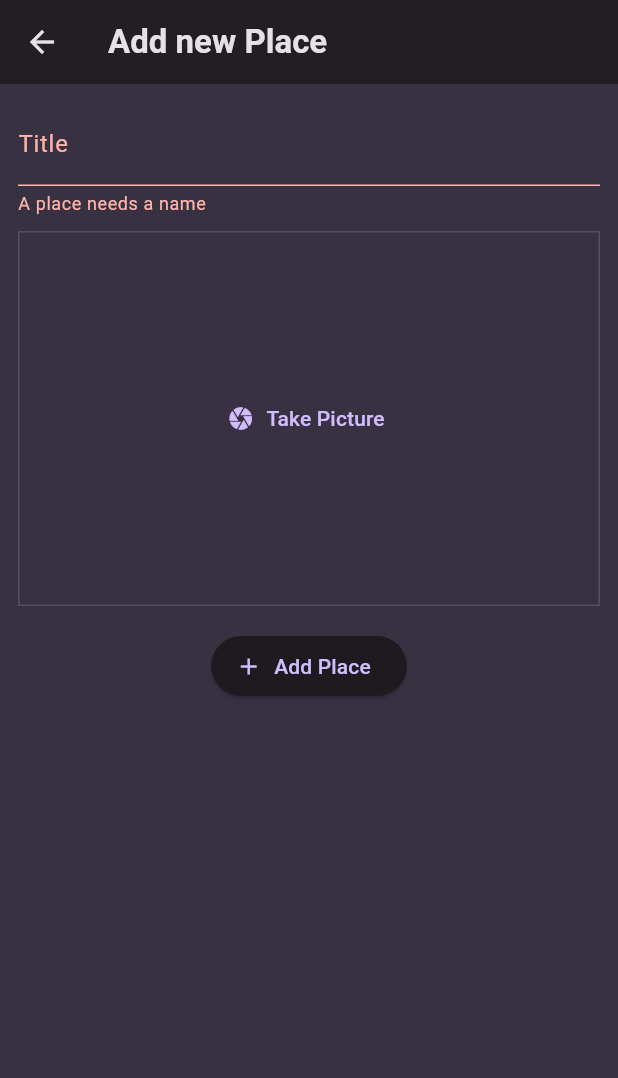
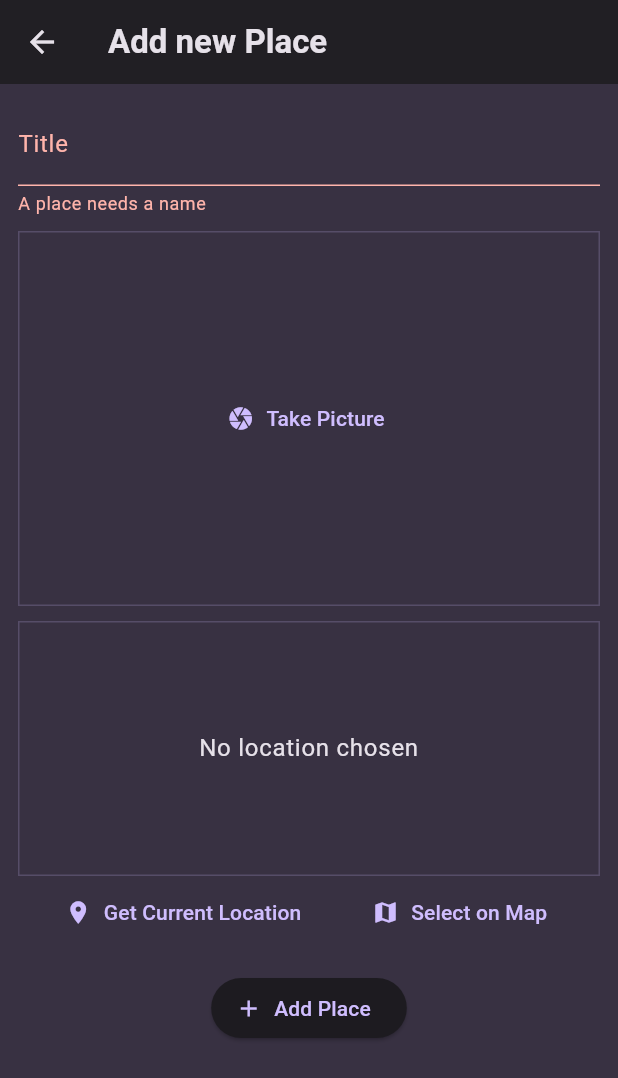
Before and after one commit to echolumaque/favorite_places, a Flutter app: the AddPlaceScreen screen opened directly, after a tap on "Add Place", on a phone screen of 412 x 824 dp. Shown: the top 1078 px of the screen. Run offline on Flutter 3.47's test engine with Material 3 defaults, Android fonts, the phone set to English and light mode, and no system bars; our stand-ins replace flutter_riverpod, google_fonts, image_picker.

Commit message:
Add location and image handling features; update place model and UI components

```diff
--- a/lib/models/place.dart
+++ b/lib/models/place.dart
@@ -1,8 +1,13 @@
+import 'dart:io';
 import 'package:uuid/uuid.dart';
 
 class Place {
-  Place({required this.title}) : id = Uuid().v4();
+  Place({
+    required this.title,
+    required this.image,
+  }) : id = Uuid().v4();
 
   final String id;
   final String title;
+  final File image;
 }
--- a/lib/providers/user_places.dart
+++ b/lib/providers/user_places.dart
@@ -1,11 +1,12 @@
+import 'dart:io';
 import 'package:flutter_riverpod/flutter_riverpod.dart';
 import '../models/place.dart';
 
 class UserPlaceNotifier extends StateNotifier<List<Place>> {
   UserPlaceNotifier() : super([]);
 
-  void addPlace(String title) {
-    state = [...state, Place(title: title)];
+  void addPlace(String title, File image) {
+    state = [...state, Place(title: title, image: image)];
   }
 }
 
--- a/lib/screens/add_place.dart
+++ b/lib/screens/add_place.dart
@@ -1,7 +1,9 @@
+import 'dart:io';
 import 'package:flutter/material.dart';
 import 'package:flutter_riverpod/flutter_riverpod.dart';
 import '../providers/user_places.dart';
 import '../widgets/image_input.dart';
+import '../widgets/location_input.dart';
 
 class AddPlaceScreen extends ConsumerStatefulWidget {
   const AddPlaceScreen({super.key});
@@ -12,15 +14,18 @@ class AddPlaceScreen extends ConsumerStatefulWidget {
 
 class _AddPlaceScreenState extends ConsumerState<AddPlaceScreen> {
   final _formKey = GlobalKey<FormState>();
+  File? _selectedImage;
   String? _enteredName = '';
 
   void _savePlace() {
-    if (!_formKey.currentState!.validate()) {
+    if (!_formKey.currentState!.validate() || _selectedImage == null) {
       return;
     }
 
     _formKey.currentState!.save();
-    ref.read(userPlacesProvider.notifier).addPlace(_enteredName!);
+    ref
+        .read(userPlacesProvider.notifier)
+        .addPlace(_enteredName!, _selectedImage!);
 
     Navigator.of(context).pop();
   }
@@ -53,7 +58,9 @@ class _AddPlaceScreenState extends ConsumerState<AddPlaceScreen> {
                 },
               ),
               SizedBox(height: 10),
-              ImageInput(),
+              ImageInput(onPickImage: (image) => _selectedImage = image),
+              SizedBox(height: 10),
+              LocatinInput(),
               SizedBox(height: 16),
               ElevatedButton.icon(
                 onPressed: _savePlace,
--- a/lib/widgets/image_input.dart
+++ b/lib/widgets/image_input.dart
@@ -3,7 +3,9 @@ import 'package:flutter/material.dart';
 import 'package:image_picker/image_picker.dart';
 
 class ImageInput extends StatefulWidget {
-  const ImageInput({super.key});
+  const ImageInput({super.key, required this.onPickImage});
+
+  final void Function(File image) onPickImage;
 
   @override
   State<ImageInput> createState() => _ImageInputState();
@@ -24,6 +26,7 @@ class _ImageInputState extends State<ImageInput> {
     setState(() {
       _selectedImage = File(pickedImage.path);
     });
+    widget.onPickImage(_selectedImage!);
   }
 
   @override
--- /dev/null
+++ b/lib/widgets/location_input.dart
@@ -0,0 +1,52 @@
+import 'package:flutter/material.dart';
+
+class LocatinInput extends StatefulWidget {
+  const LocatinInput({super.key});
+
+  @override
+  State<LocatinInput> createState() => _LocatinInputState();
+}
+
+class _LocatinInputState extends State<LocatinInput> {
+  @override
+  Widget build(BuildContext context) {
+    return Column(
+      children: [
+        Container(
+          width: double.infinity,
+          height: 170,
+          alignment: Alignment.center,
+          decoration: BoxDecoration(
+            border: Border.all(
+              width: 1,
+              color:
+                  Theme.of(context).colorScheme.primary.withValues(alpha: 0.2),
+            ),
+          ),
+          child: Text(
+            'No location chosen',
+            textAlign: TextAlign.center,
+            style: Theme.of(context).textTheme.bodyLarge!.copyWith(
+                  color: Theme.of(context).colorScheme.onSurface,
+                ),
+          ),
+        ),
+        Row(
+          mainAxisAlignment: MainAxisAlignment.spaceEvenly,
+          children: [
+            TextButton.icon(
+              icon: Icon(Icons.location_on),
+              label: Text('Get Current Location'),
+              onPressed: () {},
+            ),
+            TextButton.icon(
+              icon: Icon(Icons.map),
+              label: Text('Select on Map'),
+              onPressed: () {},
+            )
+          ],
+        ),
+      ],
+    );
+  }
+}
--- a/lib/widgets/places_list.dart
+++ b/lib/widgets/places_list.dart
@@ -24,6 +24,10 @@ class PlacesList extends StatelessWidget {
       itemCount: places.length,
       itemBuilder: (ctx, index) {
         return ListTile(
+          leading: CircleAvatar(
+            radius: 26,
+            backgroundImage: FileImage(places[index].image),
+          ),
           title: Text(
             places[index].title,
             style: Theme.of(context).textTheme.titleMedium!.copyWith(
--- a/pubspec.yaml
+++ b/pubspec.yaml
@@ -38,6 +38,7 @@ dependencies:
   flutter_riverpod: ^2.6.1
   uuid: ^4.5.1
   image_picker: ^1.1.2
+  location: ^8.0.0
 
 dev_dependencies:
   flutter_test:
```
Also changed, not shown: lib/screens/places_detail.dart (+9 -7 lines), pubspec.lock, 3 other files.
